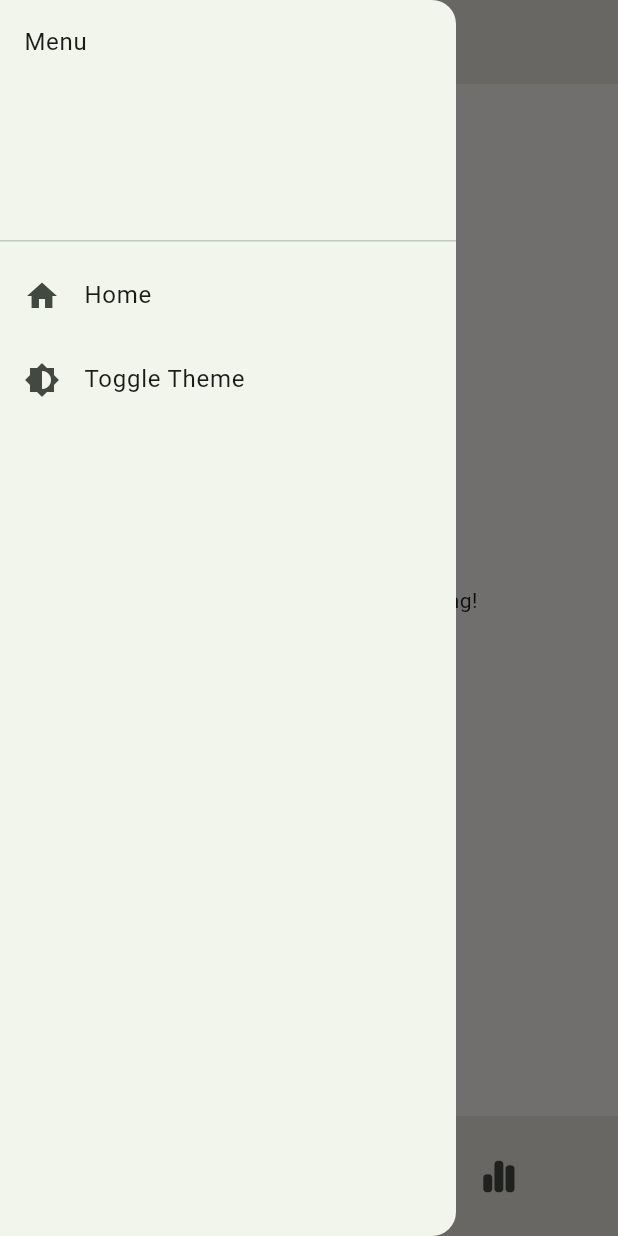
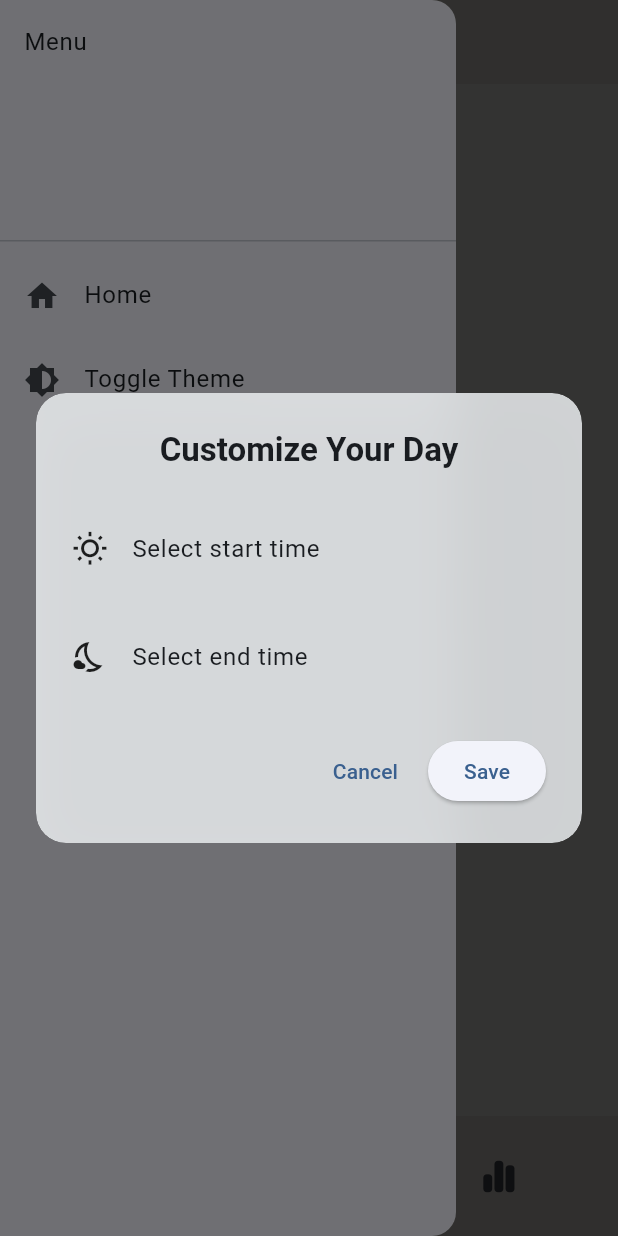
Before and after one commit to krishnakireeti-2k7/task_tracker, a Flutter app: the screen it shows after launch, in the side drawer, after a tap on the "add" icon, on a phone screen of 412 x 824 dp. Run offline on Flutter 3.47's test engine with Material 3 defaults, Android fonts, the phone set to English and light mode, and no system bars; our stand-ins replace flutter_riverpod, font_awesome_flutter, hive, hive_flutter, shared_preferences; accounts and stored records are empty.

Commit message:
dayTime picker

```diff
--- a/lib/providers/theme_provider.dart
+++ b/lib/providers/theme_provider.dart
@@ -2,12 +2,31 @@ import 'package:flutter/material.dart';
 import 'package:flutter_riverpod/flutter_riverpod.dart';
 
 enum AppThemeModes { light, dark }
+const lightBackgroundGradient = LinearGradient(
+  begin: Alignment.topLeft,
+  end: Alignment.bottomRight,
+  colors: [
+    Color(0xFFF5F3EF), // Your scaffold background (creamy off-white)
+    Color(0xFFE4E0DA), // Bottom app bar background
+    Color(0xFFDCE9F4), // Pale blue-lavender (from your seedColor)
+  ],
+);
+
+const darkBackgroundGradient = LinearGradient(
+  begin: Alignment.topLeft,
+  end: Alignment.bottomRight,
+  colors: [
+    Color(0xFF181A1B), // Scaffold background
+    Color(0xFF1E1E1E), // Surface
+    Color(0xFF2A2D2E), // Input fill color
+  ],
+);
 
 final appThemes = {
   AppThemeModes.light: ThemeData(
     brightness: Brightness.light,
     colorScheme: ColorScheme.fromSeed(
-      seedColor: Color(0xFF80B680),
+      seedColor: Color(0xFFA3BCE2),
       brightness: Brightness.light,
       surface: Color(0xFFECEFF1),
     ),
@@ -23,22 +42,35 @@ final appThemes = {
       shape: CircleBorder(),
       backgroundColor: Color(0xFFA3BCE2),
     ),
+    dialogTheme: DialogTheme(
+      backgroundColor: Color(0xFFECEFF1), // match your cardColor
+      shape: RoundedRectangleBorder(borderRadius: BorderRadius.circular(16)),
+      titleTextStyle: TextStyle(
+        fontSize: 20,
+        fontWeight: FontWeight.bold,
+        color: Colors.black87,
+      ),
+      contentTextStyle: TextStyle(fontSize: 16, color: Colors.black87),
+    ),
+
     inputDecorationTheme: InputDecorationTheme(border: OutlineInputBorder()),
   ),
   AppThemeModes.dark: ThemeData(
     brightness: Brightness.dark,
     useMaterial3: true,
-    colorScheme: ColorScheme.fromSeed(
-      seedColor: Color(0xFF80B680), // matching greenish-gray accent
-      brightness: Brightness.dark,
+    colorScheme: ColorScheme.dark(
+      primary: Color(0xFFEBAAA3), // warm amber accent
+      secondary: Color(0xFF92400E), // deeper amber/brown
+      background: Color(0xFF181A1B),
       surface: Color(0xFF1E1E1E),
+      onPrimary: Colors.black,
+      onSurface: Colors.white70,
     ),
-    scaffoldBackgroundColor: Color(0xFF181A1B), // deep matte gray
+    scaffoldBackgroundColor: Color(0xFF181A1B),
     appBarTheme: AppBarTheme(
-      backgroundColor: Color(0xFF2B2B2B),
+      backgroundColor: Color(0xFF1F1F1F),
       foregroundColor: Colors.white,
-      elevation: 4,
-      shadowColor: Colors.black.withOpacity(0.5),
+      elevation: 0,
       titleTextStyle: TextStyle(
         fontSize: 20,
         fontWeight: FontWeight.w600,
@@ -46,41 +78,35 @@ final appThemes = {
       ),
     ),
     bottomAppBarTheme: BottomAppBarTheme(
-      color: Color(0xFF2B2B2B),
-      elevation: 8,
+      color: Color(0xFF1F1F1F),
+      elevation: 6,
       shape: CircularNotchedRectangle(),
-      shadowColor: Colors.black.withOpacity(0.5),
     ),
-    cardColor: Color(
-      0xFF222527,
-    ), // soft card background, lifted slightly from scaffold
+    cardColor: Color(0xFF222527),
     floatingActionButtonTheme: FloatingActionButtonThemeData(
       shape: CircleBorder(),
-      backgroundColor: Color(0xFF80B680), // muted green accent
+      backgroundColor: Color(0xFF38BDF8), // warm subtle orange
       foregroundColor: Colors.black,
       elevation: 6,
     ),
+    dialogTheme: DialogTheme(
+      backgroundColor: Color(0xFF222527),
+      shape: RoundedRectangleBorder(borderRadius: BorderRadius.circular(16)),
+      titleTextStyle: TextStyle(
+        fontSize: 20,
+        fontWeight: FontWeight.bold,
+        color: Colors.white,
+      ),
+      contentTextStyle: TextStyle(fontSize: 16, color: Colors.white70),
+    ),
     inputDecorationTheme: InputDecorationTheme(
       filled: true,
-      fillColor: Color(0xFF2D2D2D),
+      fillColor: Color(0xFF2A2D2E),
       border: OutlineInputBorder(
-        borderSide: BorderSide(color: Color(0xFF80B680)),
+        borderSide: BorderSide(color: Color(0xFF92400E)), // muted accent border
         borderRadius: BorderRadius.circular(10),
       ),
-      focusedBorder: OutlineInputBorder(
-        borderSide: BorderSide(color: Color(0xFF80B680), width: 2),
-        borderRadius: BorderRadius.circular(10),
-      ),
-      hintStyle: TextStyle(color: Colors.grey[400]),
-      labelStyle: TextStyle(color: Color(0xFF80B680)),
-    ),
-    textTheme: TextTheme(
-      bodyLarge: TextStyle(color: Colors.white, fontSize: 16),
-      bodyMedium: TextStyle(color: Color(0xFFCCCCCC), fontSize: 14),
-      labelLarge: TextStyle(color: Color(0xFF80B680)),
-    ),
-  )
-
+    ))
 };
 final themeProvider = StateProvider<AppThemeModes>((ref) {
   return AppThemeModes.light;
--- a/lib/screens/home_screen.dart
+++ b/lib/screens/home_screen.dart
@@ -1,18 +1,46 @@
 import 'package:flutter/material.dart';
 import 'package:flutter_riverpod/flutter_riverpod.dart';
 import 'package:font_awesome_flutter/font_awesome_flutter.dart';
+import 'package:shared_preferences/shared_preferences.dart';
 import 'package:task_tracker/providers/task_providers.dart';
 import 'package:task_tracker/screens/analytics_screen.dart';
 import 'package:task_tracker/screens/task_tracking_screen.dart';
 import 'package:task_tracker/widgets/app_drawer.dart';
+import 'package:task_tracker/widgets/show_daytime.dart';
 import 'package:task_tracker/widgets/show_task_details.dart';
 import 'package:task_tracker/widgets/task_tile.dart';
 import 'package:task_tracker/providers/bottom_appbar_provider.dart';
 
-class HomeScreen extends ConsumerWidget {
+class HomeScreen extends ConsumerStatefulWidget {
   const HomeScreen({super.key});
+
   @override
-  Widget build(BuildContext context, WidgetRef ref) {
+  ConsumerState<HomeScreen> createState() => _HomeScreenState();
+}
+
+class _HomeScreenState extends ConsumerState<HomeScreen> {
+  @override
+  void initState() {
+    super.initState();
+    _checkAndPromptDaytime();
+  }
+
+  Future<void> _checkAndPromptDaytime() async {
+    final prefs = await SharedPreferences.getInstance();
+    final start = prefs.getString('dayStartTime');
+    final end = prefs.getString('dayEndTime');
+
+    if (start == null || end == null) {
+      // Delay until after build
+      WidgetsBinding.instance.addPostFrameCallback((_) {
+        showDayTimeDialog(context);
+      });
+    }
+  }
+
+  @override
+  Widget build(BuildContext context) {
+    final ref = this.ref;
     final tasks = ref.watch(taskProvider);
     final selectedIndex = ref.watch(bottomNavIndexProvider);
 
--- /dev/null
+++ b/lib/widgets/show_daytime.dart
@@ -0,0 +1,148 @@
+import 'dart:ui';
+import 'package:flutter/material.dart';
+import 'package:shared_preferences/shared_preferences.dart';
+
+Future<void> showDayTimeDialog(BuildContext context) async {
+  TimeOfDay? startTime;
+  TimeOfDay? endTime;
+
+  await showDialog(
+    context: context,
+    barrierDismissible: false,
+    builder: (context) {
+      return Dialog(
+        backgroundColor: Colors.transparent,
+        insetPadding: const EdgeInsets.symmetric(horizontal: 24, vertical: 40),
+        child: ClipRRect(
+          borderRadius: BorderRadius.circular(20),
+          child: BackdropFilter(
+            filter: ImageFilter.blur(sigmaX: 15, sigmaY: 15),
+            child: Container(
+              decoration: BoxDecoration(
+                color: Theme.of(context).dialogTheme.backgroundColor?.withOpacity(0.85)
+                    ?? Theme.of(context).cardColor.withOpacity(0.85),
+                borderRadius: BorderRadius.circular(20),
+                boxShadow: [
+                  BoxShadow(
+                    color: Colors.black.withOpacity(0.25),
+                    blurRadius: 30,
+                    offset: Offset(0, 12),
+                  )
+                ],
+              ),
+              padding: const EdgeInsets.all(24),
+              child: StatefulBuilder(
+                builder: (context, setState) {
+                  return Column(
+                    mainAxisSize: MainAxisSize.min,
+                    children: [
+                      Text(
+                        'Customize Your Day',
+                        style: Theme.of(context).textTheme.titleLarge?.copyWith(
+                              fontWeight: FontWeight.bold,
+                            ),
+                      ),
+                      const SizedBox(height: 24),
+                      ListTile(
+                        contentPadding: EdgeInsets.zero,
+                        leading: Icon(Icons.wb_sunny_outlined, color: Theme.of(context).iconTheme.color),
+                        title: Text(
+                          startTime != null
+                              ? 'Starts at: ${startTime!.format(context)}'
+                              : 'Select start time',
+                          style: Theme.of(context).textTheme.bodyLarge,
+                        ),
+                        onTap: () async {
+                          final picked = await showTimePicker(
+                            context: context,
+                            initialTime: TimeOfDay(hour: 6, minute: 0),
+                          );
+                          if (picked != null) {
+                            setState(() => startTime = picked);
+                          }
+                        },
+                      ),
+                      const SizedBox(height: 16),
+                      ListTile(
+                        contentPadding: EdgeInsets.zero,
+                        leading: Icon(Icons.nights_stay_outlined, color: Theme.of(context).iconTheme.color),
+                        title: Text(
+                          endTime != null
+                              ? 'Ends at: ${endTime!.format(context)}'
+                              : 'Select end time',
+                          style: Theme.of(context).textTheme.bodyLarge,
+                        ),
+                        onTap: () async {
+                          final picked = await showTimePicker(
+                            context: context,
+                            initialTime: TimeOfDay(hour: 22, minute: 0),
+                          );
+                          if (picked != null) {
+                            setState(() => endTime = picked);
+                          }
+                        },
+                      ),
+                      const SizedBox(height: 24),
+                      Row(
+                        mainAxisAlignment: MainAxisAlignment.end,
+                        children: [
+                          TextButton(
+                            onPressed: () => Navigator.of(context).pop(),
+                            child: const Text('Cancel'),
+                          ),
+                          const SizedBox(width: 8),
+                          ElevatedButton(
+                            onPressed: () async {
+                              if (startTime != null && endTime != null) {
+                                final prefs = await SharedPreferences.getInstance();
+                                final now = DateTime.now();
+
+                                final startDateTime = DateTime(
+                                  now.year,
+                                  now.month,
+                                  now.day,
+                                  startTime!.hour,
+                                  startTime!.minute,
+                                );
+
+                                final endDateTime = DateTime(
+                                  now.year,
+                                  now.month,
+                                  now.day,
+                                  endTime!.hour,
+                                  endTime!.minute,
+                                );
+
+                                await prefs.setString(
+                                  'dayStartTime',
+                                  startDateTime.toIso8601String(),
+                                );
+                                await prefs.setString(
+                                  'dayEndTime',
+                                  endDateTime.toIso8601String(),
+                                );
+
+                                Navigator.of(context).pop();
+                              } else {
+                                ScaffoldMessenger.of(context).showSnackBar(
+                                  const SnackBar(
+                                    content: Text('Please select both times.'),
+                                  ),
+                                );
+                              }
+                            },
+                            child: const Text('Save'),
+                          ),
+                        ],
+                      )
+                    ],
+                  );
+                },
+              ),
+            ),
+          ),
+        ),
+      );
+    },
+  );
+}
```
